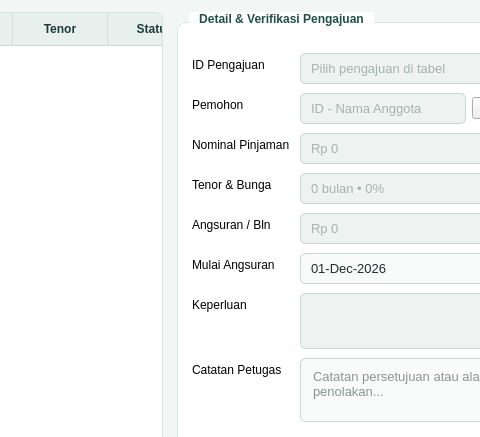
Before: the Qt Designer form ui/petugas_verifikasi_pinjaman.ui in rosavalentina4/PBOOO, drawn with Qt 5; both pictures show x 613 to 1093 and y 103 to 540 of the 1200 by 720 pixel window.
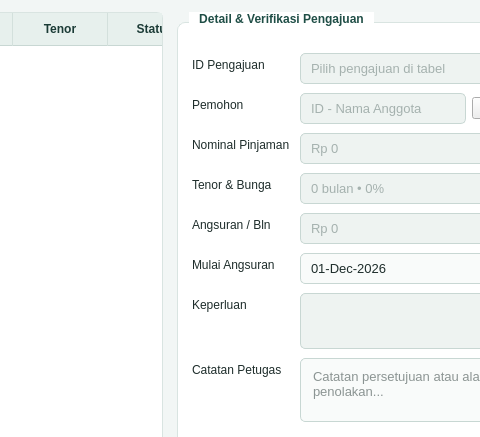
After: the same form once the commit is applied.

The edit to the form file:
```diff
--- a/ui/petugas_verifikasi_pinjaman.ui
+++ b/ui/petugas_verifikasi_pinjaman.ui
@@ -147,6 +147,10 @@
     color: #1F4E46;
 }
 
+QLabel {
+    color: #1E2D2B;
+}
+
 /* Inputs */
 QLineEdit, QComboBox, QDateEdit, QSpinBox, QDoubleSpinBox, QPlainTextEdit {
     background-color: #F9FBFA;
```
